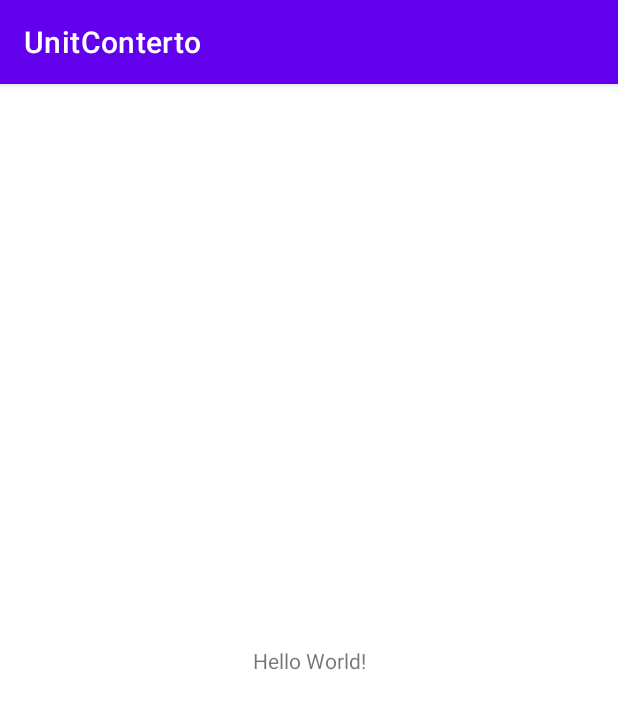
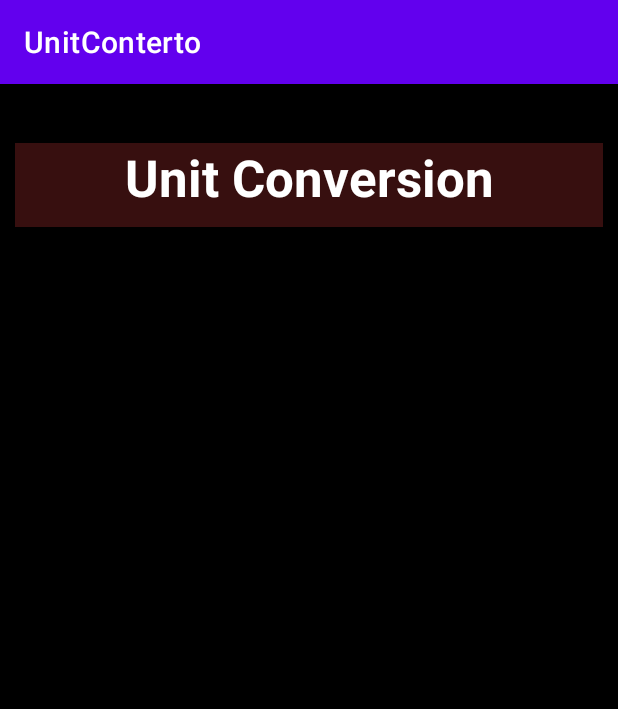
Before and after one commit to PRCbubu/TXON_01, an Android app: the screen it shows after launch (MainActivity), on a phone screen of 412 x 824 dp. Shown: the top 709 px of the screen. Run offline under Robolectric (Android 15) with nearby library versions, the phone set to English and light mode, and no system bars.

Commit message:
Just added the heading and the background.

```diff
--- a/app/src/main/java/com/example/unitconterto/MainActivity.java
+++ b/app/src/main/java/com/example/unitconterto/MainActivity.java
@@ -4,10 +4,12 @@ import androidx.appcompat.app.AppCompatActivity;
 
 import android.os.Bundle;
 
-public class MainActivity extends AppCompatActivity {
+public class MainActivity extends AppCompatActivity
+{
 
     @Override
-    protected void onCreate(Bundle savedInstanceState) {
+    protected void onCreate(Bundle savedInstanceState)
+    {
         super.onCreate(savedInstanceState);
         setContentView(R.layout.activity_main);
     }
--- a/app/src/main/res/layout/activity_main.xml
+++ b/app/src/main/res/layout/activity_main.xml
@@ -4,15 +4,30 @@
     xmlns:tools="http://schemas.android.com/tools"
     android:layout_width="match_parent"
     android:layout_height="match_parent"
+    android:background="@color/black"
     tools:context=".MainActivity">
 
     <TextView
-        android:layout_width="wrap_content"
-        android:layout_height="wrap_content"
-        android:text="Hello World!"
+        android:id="@+id/appName"
+        android:layout_width="match_parent"
+        android:layout_height="56dp"
+        android:layout_marginStart="10dp"
+        android:layout_marginTop="16dp"
+        android:layout_marginEnd="10dp"
+        android:layout_marginBottom="8dp"
+        android:alpha="1"
+        android:background="#61F44336"
+        android:backgroundTint="#9CEC4444"
+        android:text="@string/heading"
+        android:textAlignment="center"
+        android:textAppearance="@style/TextAppearance.AppCompat.Display1"
+        android:textColor="@color/white"
+        android:textStyle="bold"
+        android:visibility="visible"
         app:layout_constraintBottom_toBottomOf="parent"
         app:layout_constraintEnd_toEndOf="parent"
+        app:layout_constraintHorizontal_bias="0.647"
         app:layout_constraintStart_toStartOf="parent"
-        app:layout_constraintTop_toTopOf="parent" />
-
+        app:layout_constraintTop_toTopOf="parent"
+        app:layout_constraintVertical_bias="0.034" />
 </androidx.constraintlayout.widget.ConstraintLayout>
--- a/app/src/main/res/values/strings.xml
+++ b/app/src/main/res/values/strings.xml
@@ -1,3 +1,4 @@
 <resources>
     <string name="app_name">UnitConterto</string>
+    <string name="heading">Unit Conversion</string>
 </resources>
```
